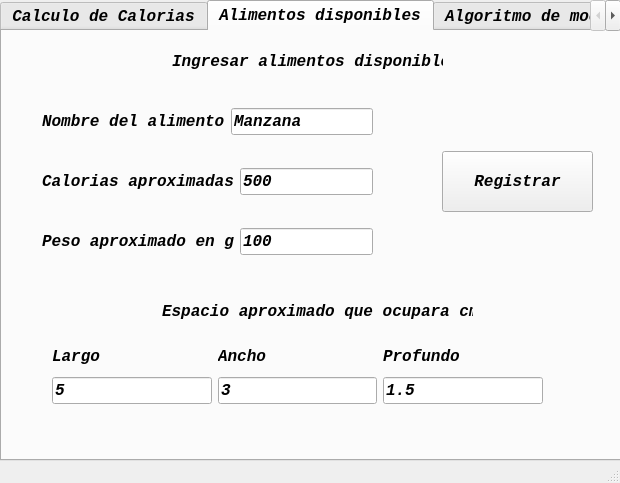
Before: the Qt Designer form ventana.ui in manuel2001bk/algoritmo-genetico-mochila, drawn with Qt 5.
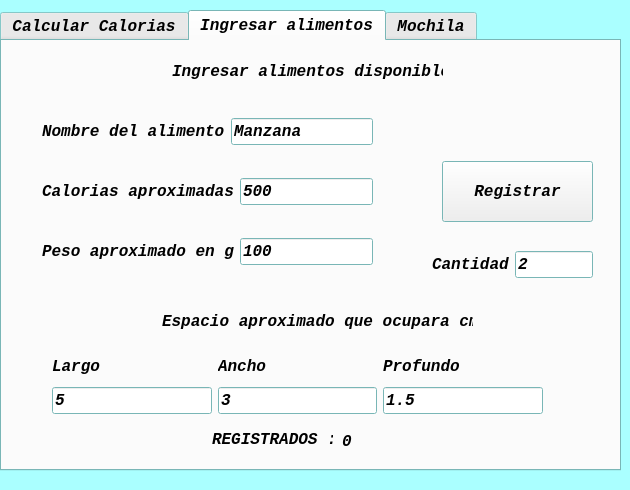
After: the same form once the commit is applied. The open tabs and pages were chosen to show the change.

Commit message: Agragado de objetos y algoritmo genetico

Diff of the .ui file:
```diff
--- a/ventana.ui
+++ b/ventana.ui
@@ -6,10 +6,86 @@
    <rect>
     <x>0</x>
     <y>0</y>
-    <width>620</width>
-    <height>483</height>
+    <width>630</width>
+    <height>490</height>
    </rect>
   </property>
+  <property name="sizePolicy">
+   <sizepolicy hsizetype="Maximum" vsizetype="Maximum">
+    <horstretch>0</horstretch>
+    <verstretch>0</verstretch>
+   </sizepolicy>
+  </property>
+  <property name="maximumSize">
+   <size>
+    <width>630</width>
+    <height>490</height>
+   </size>
+  </property>
+  <property name="palette">
+   <palette>
+    <active>
+     <colorrole role="Base">
+      <brush brushstyle="SolidPattern">
+       <color alpha="255">
+        <red>255</red>
+        <green>255</green>
+        <blue>255</blue>
+       </color>
+      </brush>
+     </colorrole>
+     <colorrole role="Window">
+      <brush brushstyle="SolidPattern">
+       <color alpha="255">
+        <red>170</red>
+        <green>255</green>
+        <blue>255</blue>
+       </color>
+      </brush>
+     </colorrole>
+    </active>
+    <inactive>
+     <colorrole role="Base">
+      <brush brushstyle="SolidPattern">
+       <color alpha="255">
+        <red>255</red>
+        <green>255</green>
+        <blue>255</blue>
+       </color>
+      </brush>
+     </colorrole>
+     <colorrole role="Window">
+      <brush brushstyle="SolidPattern">
+       <color alpha="255">
+        <red>170</red>
+        <green>255</green>
+        <blue>255</blue>
+       </color>
+      </brush>
+     </colorrole>
+    </inactive>
+    <disabled>
+     <colorrole role="Base">
+      <brush brushstyle="SolidPattern">
+       <color alpha="255">
+        <red>170</red>
+        <green>255</green>
+        <blue>255</blue>
+       </color>
+      </brush>
+     </colorrole>
+     <colorrole role="Window">
+      <brush brushstyle="SolidPattern">
+       <color alpha="255">
+        <red>170</red>
+        <green>255</green>
+        <blue>255</blue>
+       </color>
+      </brush>
+     </colorrole>
+    </disabled>
+   </palette>
+  </property>
   <property name="windowTitle">
    <string>MainWindow</string>
   </property>
@@ -18,7 +94,7 @@
     <property name="geometry">
      <rect>
       <x>0</x>
-      <y>0</y>
+      <y>10</y>
       <width>621</width>
       <height>461</height>
      </rect>
@@ -37,7 +113,7 @@
     </property>
     <widget class="QWidget" name="tab_4">
      <attribute name="title">
-      <string>Calculo de Calorias</string>
+      <string>Calcular Calorias</string>
      </attribute>
      <widget class="QWidget" name="layoutWidget_2">
       <property name="geometry">
@@ -140,7 +216,7 @@
     </widget>
     <widget class="QWidget" name="tab_5">
      <attribute name="title">
-      <string>Alimentos disponibles</string>
+      <string>Ingresar alimentos</string>
      </attribute>
      <widget class="QLabel" name="label_21">
       <property name="geometry">
@@ -313,10 +389,115 @@
        </item>
       </layout>
      </widget>
+     <widget class="QLabel" name="label">
+      <property name="geometry">
+       <rect>
+        <x>210</x>
+        <y>390</y>
+        <width>121</width>
+        <height>16</height>
+       </rect>
+      </property>
+      <property name="text">
+       <string>REGISTRADOS :</string>
+      </property>
+     </widget>
+     <widget class="QLabel" name="alimento_cant_registrados">
+      <property name="geometry">
+       <rect>
+        <x>340</x>
+        <y>390</y>
+        <width>47</width>
+        <height>21</height>
+       </rect>
+      </property>
+      <property name="text">
+       <string>0</string>
+      </property>
+     </widget>
+     <widget class="QLabel" name="texto_error_2">
+      <property name="geometry">
+       <rect>
+        <x>416</x>
+        <y>60</y>
+        <width>171</width>
+        <height>31</height>
+       </rect>
+      </property>
+      <property name="palette">
+       <palette>
+        <active>
+         <colorrole role="WindowText">
+          <brush brushstyle="SolidPattern">
+           <color alpha="255">
+            <red>255</red>
+            <green>0</green>
+            <blue>0</blue>
+           </color>
+          </brush>
+         </colorrole>
+        </active>
+        <inactive>
+         <colorrole role="WindowText">
+          <brush brushstyle="SolidPattern">
+           <color alpha="255">
+            <red>255</red>
+            <green>0</green>
+            <blue>0</blue>
+           </color>
+          </brush>
+         </colorrole>
+        </inactive>
+        <disabled>
+         <colorrole role="WindowText">
+          <brush brushstyle="SolidPattern">
+           <color alpha="255">
+            <red>120</red>
+            <green>120</green>
+            <blue>120</blue>
+           </color>
+          </brush>
+         </colorrole>
+        </disabled>
+       </palette>
+      </property>
+      <property name="text">
+       <string/>
+      </property>
+      <property name="alignment">
+       <set>Qt::AlignCenter</set>
+      </property>
+     </widget>
+     <widget class="QWidget" name="">
+      <property name="geometry">
+       <rect>
+        <x>430</x>
+        <y>210</y>
+        <width>161</width>
+        <height>27</height>
+       </rect>
+      </property>
+      <layout class="QHBoxLayout" name="horizontalLayout">
+       <item>
+        <widget class="QLabel" name="label_2">
+         <property name="text">
+          <string>Cantidad</string>
+         </property>
+        </widget>
+       </item>
+       <item>
+        <widget class="QLineEdit" name="alimento_cantidad">
+         <property name="text">
+          <string>2</string>
+         </property>
+        </widget>
+       </item>
+      </layout>
+     </widget>
     </widget>
     <widget class="QWidget" name="tab_6">
      <attribute name="title">
-      <string>Algoritmo de mochila</string>
+      <string>Mochila</string>
      </attribute>
      <widget class="QLabel" name="label_29">
       <property name="geometry">
@@ -413,17 +594,6 @@
     </widget>
    </widget>
   </widget>
-  <widget class="QMenuBar" name="menubar">
-   <property name="geometry">
-    <rect>
-     <x>0</x>
-     <y>0</y>
-     <width>620</width>
-     <height>21</height>
-    </rect>
-   </property>
-  </widget>
-  <widget class="QStatusBar" name="statusbar"/>
  </widget>
  <resources/>
  <connections/>
```
Left out of the diff: 152 changed lines with no effect on the pictures. The commit also changes 6 other files.
